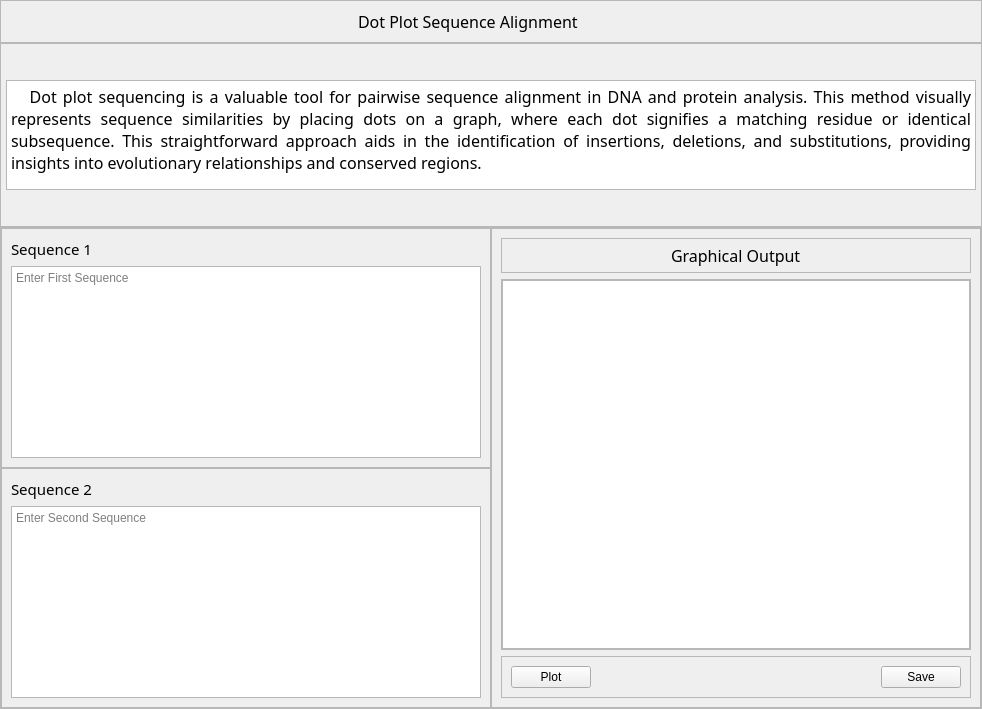
Above: ui/tabs/dot_plot.ui from bryancastillo10/BioBytes-PairSync before the change. Below: the same form after it.
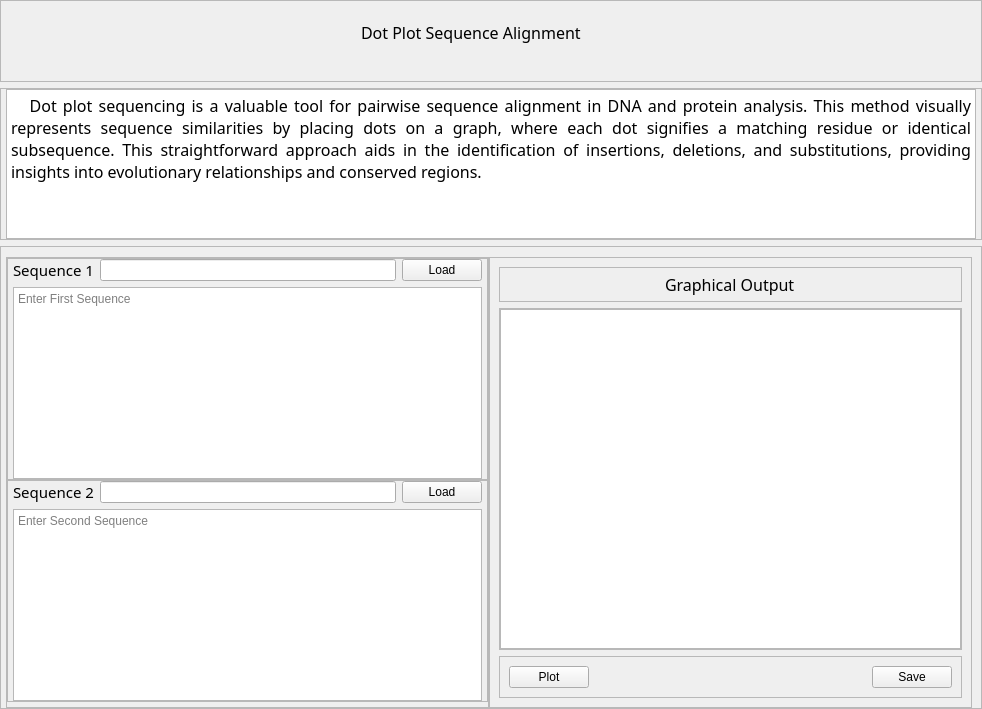
That is the form after the change. Icons and pictures are not drawn.

Commit message: start dot_plot tab edit

```diff
--- a/ui/tabs/dot_plot.ui
+++ b/ui/tabs/dot_plot.ui
@@ -13,10 +13,7 @@
   <property name="windowTitle">
    <string>Form</string>
   </property>
-  <layout class="QVBoxLayout" name="verticalLayout">
-   <property name="spacing">
-    <number>0</number>
-   </property>
+  <layout class="QVBoxLayout" name="verticalLayout_3">
    <property name="leftMargin">
     <number>0</number>
    </property>
@@ -31,6 +28,12 @@
    </property>
    <item>
     <widget class="QFrame" name="title">
+     <property name="sizePolicy">
+      <sizepolicy hsizetype="Expanding" vsizetype="Expanding">
+       <horstretch>0</horstretch>
+       <verstretch>0</verstretch>
+      </sizepolicy>
+     </property>
      <property name="frameShape">
       <enum>QFrame::StyledPanel</enum>
      </property>
@@ -38,7 +41,22 @@
       <enum>QFrame::Raised</enum>
      </property>
      <layout class="QGridLayout" name="gridLayout_3">
-      <item row="0" column="3" alignment="Qt::AlignHCenter">
+      <property name="leftMargin">
+       <number>0</number>
+      </property>
+      <property name="topMargin">
+       <number>0</number>
+      </property>
+      <property name="rightMargin">
+       <number>0</number>
+      </property>
+      <property name="bottomMargin">
+       <number>0</number>
+      </property>
+      <property name="spacing">
+       <number>0</number>
+      </property>
+      <item row="0" column="3" alignment="Qt::AlignHCenter|Qt::AlignTop">
        <widget class="QLabel" name="label">
         <property name="font">
          <font>
@@ -75,13 +93,28 @@
    </item>
    <item>
     <widget class="QFrame" name="des">
+     <property name="sizePolicy">
+      <sizepolicy hsizetype="Expanding" vsizetype="Expanding">
+       <horstretch>0</horstretch>
+       <verstretch>0</verstretch>
+      </sizepolicy>
+     </property>
+     <property name="maximumSize">
+      <size>
+       <width>16777215</width>
+       <height>180</height>
+      </size>
+     </property>
      <property name="frameShape">
       <enum>QFrame::StyledPanel</enum>
      </property>
      <property name="frameShadow">
       <enum>QFrame::Raised</enum>
      </property>
-     <layout class="QVBoxLayout" name="verticalLayout_3">
+     <property name="lineWidth">
+      <number>0</number>
+     </property>
+     <layout class="QVBoxLayout" name="verticalLayout_2">
       <property name="spacing">
        <number>0</number>
       </property>
@@ -97,12 +130,12 @@
       <property name="bottomMargin">
        <number>0</number>
       </property>
-      <item>
+      <item alignment="Qt::AlignTop">
        <widget class="QTextBrowser" name="textBrowser">
         <property name="maximumSize">
          <size>
           <width>16777215</width>
-          <height>110</height>
+          <height>150</height>
          </size>
         </property>
         <property name="font">
@@ -111,6 +144,12 @@
           <pointsize>12</pointsize>
          </font>
         </property>
+        <property name="verticalScrollBarPolicy">
+         <enum>Qt::ScrollBarAlwaysOff</enum>
+        </property>
+        <property name="horizontalScrollBarPolicy">
+         <enum>Qt::ScrollBarAlwaysOff</enum>
+        </property>
         <property name="html">
          <string>&lt;!DOCTYPE HTML PUBLIC &quot;-//W3C//DTD HTML 4.0//EN&quot; &quot;http://www.w3.org/TR/REC-html40/strict.dtd&quot;&gt;
 &lt;html&gt;&lt;head&gt;&lt;meta name=&quot;qrichtext&quot; content=&quot;1&quot; /&gt;&lt;style type=&quot;text/css&quot;&gt;
@@ -123,7 +162,7 @@
      </layout>
     </widget>
    </item>
-   <item>
+   <item alignment="Qt::AlignTop">
     <widget class="QFrame" name="frame_3">
      <property name="sizePolicy">
       <sizepolicy hsizetype="Expanding" vsizetype="Expanding">
@@ -137,15 +176,15 @@
      <property name="frameShadow">
       <enum>QFrame::Raised</enum>
      </property>
-     <layout class="QGridLayout" name="gridLayout">
+     <layout class="QGridLayout" name="gridLayout_7">
       <property name="leftMargin">
-       <number>0</number>
+       <number>5</number>
       </property>
       <property name="topMargin">
-       <number>0</number>
+       <number>10</number>
       </property>
       <property name="rightMargin">
-       <number>0</number>
+       <number>9</number>
       </property>
       <property name="bottomMargin">
        <number>0</number>
@@ -153,71 +192,150 @@
       <property name="spacing">
        <number>0</number>
       </property>
-      <item row="1" column="0">
-       <widget class="QFrame" name="seq2_frame">
-        <property name="frameShape">
-         <enum>QFrame::StyledPanel</enum>
-        </property>
-        <property name="frameShadow">
-         <enum>QFrame::Raised</enum>
-        </property>
-        <layout class="QVBoxLayout" name="verticalLayout_7">
-         <item>
-          <widget class="QLabel" name="label_3">
-           <property name="font">
-            <font>
-             <family>Noto Sans</family>
-             <pointsize>11</pointsize>
-            </font>
-           </property>
-           <property name="text">
-            <string>Sequence 2</string>
-           </property>
-          </widget>
-         </item>
-         <item>
-          <widget class="QTextEdit" name="textEdit_2">
-           <property name="placeholderText">
-            <string>Enter Second Sequence</string>
-           </property>
-          </widget>
-         </item>
-        </layout>
-       </widget>
-      </item>
       <item row="0" column="0">
-       <widget class="QFrame" name="seq1_frame">
+       <widget class="QFrame" name="frame">
         <property name="frameShape">
          <enum>QFrame::StyledPanel</enum>
         </property>
         <property name="frameShadow">
          <enum>QFrame::Raised</enum>
         </property>
-        <layout class="QVBoxLayout" name="verticalLayout_6">
-         <item>
-          <widget class="QLabel" name="label_2">
-           <property name="font">
-            <font>
-             <family>Noto Sans</family>
-             <pointsize>11</pointsize>
-            </font>
+        <layout class="QGridLayout" name="gridLayout">
+         <property name="leftMargin">
+          <number>0</number>
+         </property>
+         <property name="topMargin">
+          <number>0</number>
+         </property>
+         <property name="rightMargin">
+          <number>0</number>
+         </property>
+         <property name="bottomMargin">
+          <number>5</number>
+         </property>
+         <property name="spacing">
+          <number>0</number>
+         </property>
+         <item row="0" column="0">
+          <widget class="QFrame" name="seq1_frame">
+           <property name="frameShape">
+            <enum>QFrame::StyledPanel</enum>
            </property>
-           <property name="text">
-            <string>Sequence 1</string>
+           <property name="frameShadow">
+            <enum>QFrame::Raised</enum>
            </property>
+           <layout class="QGridLayout" name="gridLayout_4">
+            <property name="leftMargin">
+             <number>5</number>
+            </property>
+            <property name="topMargin">
+             <number>0</number>
+            </property>
+            <property name="rightMargin">
+             <number>5</number>
+            </property>
+            <property name="bottomMargin">
+             <number>0</number>
+            </property>
+            <item row="0" column="0">
+             <widget class="QLabel" name="label_2">
+              <property name="font">
+               <font>
+                <family>Noto Sans</family>
+                <pointsize>11</pointsize>
+               </font>
+              </property>
+              <property name="text">
+               <string>Sequence 1</string>
+              </property>
+             </widget>
+            </item>
+            <item row="0" column="1">
+             <widget class="QLineEdit" name="label_seq1"/>
+            </item>
+            <item row="0" column="2">
+             <widget class="QPushButton" name="load_seq1">
+              <property name="text">
+               <string>Load</string>
+              </property>
+              <property name="icon">
+               <iconset resource="../../static/resources_rc.qrc">
+                <normaloff>:/icons/icons/upload.svg</normaloff>:/icons/icons/upload.svg</iconset>
+              </property>
+             </widget>
+            </item>
+            <item row="1" column="0" colspan="3">
+             <widget class="QTextEdit" name="textEdit">
+              <property name="placeholderText">
+               <string>Enter First Sequence</string>
+              </property>
+             </widget>
+            </item>
+           </layout>
           </widget>
          </item>
-         <item>
-          <widget class="QTextEdit" name="textEdit">
-           <property name="placeholderText">
-            <string>Enter First Sequence</string>
+         <item row="1" column="0">
+          <widget class="QFrame" name="seq2_frame">
+           <property name="frameShape">
+            <enum>QFrame::StyledPanel</enum>
            </property>
+           <property name="frameShadow">
+            <enum>QFrame::Raised</enum>
+           </property>
+           <layout class="QGridLayout" name="gridLayout_5">
+            <property name="leftMargin">
+             <number>5</number>
+            </property>
+            <property name="topMargin">
+             <number>0</number>
+            </property>
+            <property name="rightMargin">
+             <number>5</number>
+            </property>
+            <property name="bottomMargin">
+             <number>0</number>
+            </property>
+            <item row="0" column="0">
+             <widget class="QLabel" name="label_3">
+              <property name="font">
+               <font>
+                <family>Noto Sans</family>
+                <pointsize>11</pointsize>
+               </font>
+              </property>
+              <property name="text">
+               <string>Sequence 2</string>
+              </property>
+             </widget>
+            </item>
+            <item row="0" column="1">
+             <widget class="QLineEdit" name="label_seq2"/>
+            </item>
+            <item row="0" column="2">
+             <widget class="QPushButton" name="load_seq2">
+              <property name="text">
+               <string>Load</string>
+              </property>
+              <property name="icon">
+               <iconset resource="../../static/resources_rc.qrc">
+                <normaloff>:/icons/icons/upload.svg</normaloff>:/icons/icons/upload.svg</iconset>
+              </property>
+             </widget>
+            </item>
+            <item row="1" column="0" colspan="3">
+             <widget class="QTextEdit" name="textEdit_2">
+              <property name="placeholderText">
+               <string>Enter Second Sequence</string>
+              </property>
+             </widget>
+            </item>
+           </layout>
           </widget>
          </item>
         </layout>
        </widget>
       </item>
-      <item row="0" column="1" rowspan="2">
+      <item row="0" column="1">
        <widget class="QFrame" name="out_graph">
         <property name="sizePolicy">
          <sizepolicy hsizetype="Preferred" vsizetype="Expanding">
@@ -231,7 +349,7 @@
         <property name="frameShadow">
          <enum>QFrame::Raised</enum>
         </property>
-        <layout class="QVBoxLayout" name="verticalLayout_5">
+        <layout class="QVBoxLayout" name="verticalLayout">
          <item>
           <widget class="QFrame" name="frame_8">
            <property name="font">
@@ -350,6 +468,8 @@
        </widget>
       </item>
      </layout>
+     <zorder>frame</zorder>
+     <zorder>out_graph</zorder>
     </widget>
    </item>
   </layout>
```
The commit also changes 5 other files.
